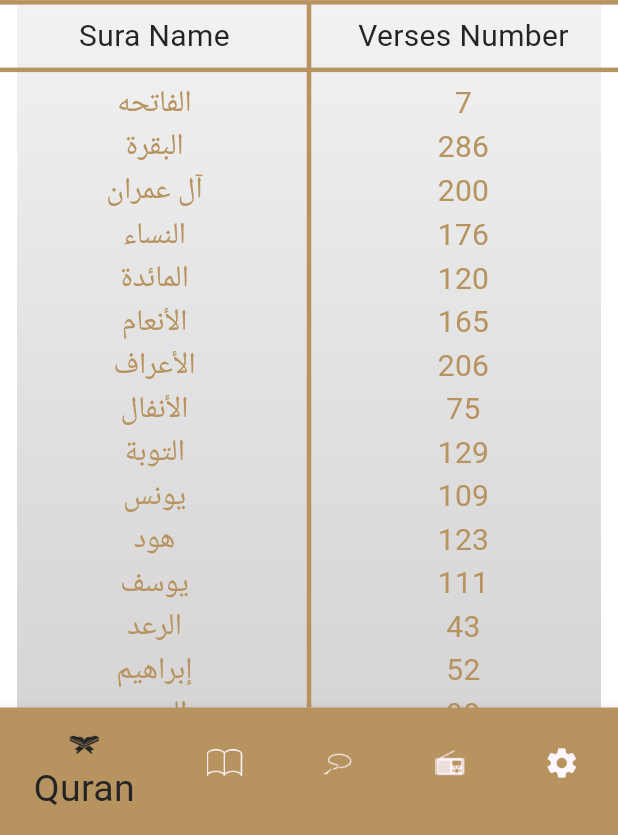
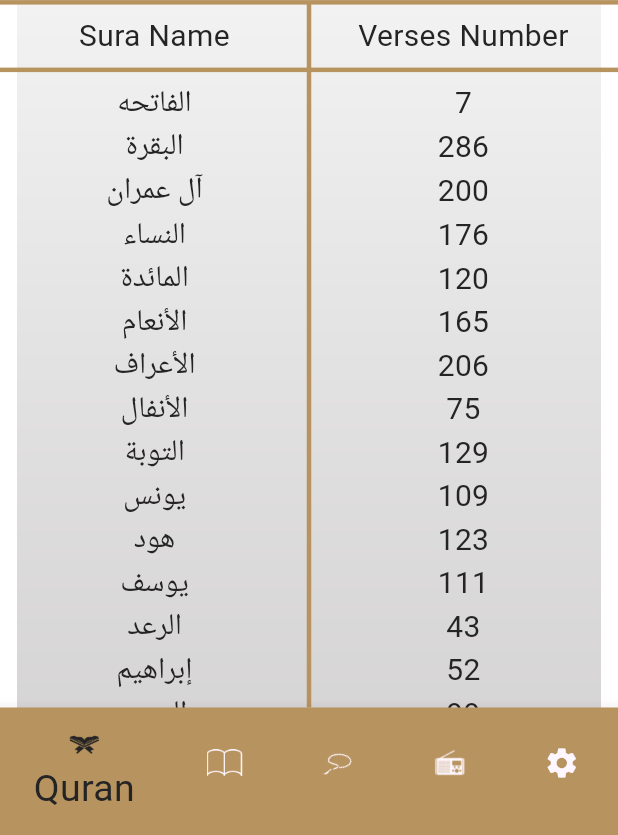
Before and after one commit to WaheedMoustafa/Master, a Flutter app: the screen it shows after launch, on a phone screen of 412 x 824 dp, the part 401-1236 px from its top. Run offline on Flutter 3.47's test engine with Material 3 defaults, Android fonts, the phone set to English and light mode, and no system bars; our stand-ins replace shared_preferences; generated files the repository leaves out were written again.

Commit message:
islami save theme . islami save language.

```diff
--- a/lib/providers/language_provider.dart
+++ b/lib/providers/language_provider.dart
@@ -2,13 +2,21 @@ import 'package:flutter/material.dart';
 import 'package:shared_preferences/shared_preferences.dart';
 
 class LanguageProvider extends ChangeNotifier{
-  String currentLanguage = "en";
+  String pref;
+  LanguageProvider({required this.pref});
+
+  late String currentLanguage = pref;
 
   set setNewLanguage(String newLanguage){
     currentLanguage = newLanguage;
+    _saveData();
     notifyListeners();
   }
 
-   LanguageProvider({required String pref});
+  Future <void> _saveData() async{
+    SharedPreferences prefs = await SharedPreferences.getInstance();
+    prefs.setString('language',currentLanguage);
+
+  }
 
 }
--- a/lib/providers/theme_provider.dart
+++ b/lib/providers/theme_provider.dart
@@ -1,20 +1,28 @@
 import 'package:flutter/material.dart';
 import 'package:islami_app/ui/utils/color_app.dart';
+import 'package:shared_preferences/shared_preferences.dart';
 
 class ThemeProvider extends ChangeNotifier {
+  bool pref ;
 
-  ThemeProvider({required bool pref});
+  ThemeProvider({required  this.pref});
 
-  ThemeMode currentThemeMode = ThemeMode.light;
+  late ThemeMode currentThemeMode = pref ? ThemeMode.dark : ThemeMode.light;
 
   bool get isDarkThemeEnabled =>  currentThemeMode == ThemeMode.dark;
 
   set newTheme (ThemeMode themeMode) {
     currentThemeMode = themeMode;
+    _saveTheme();
     notifyListeners();
   }
 
   Color get primary => isDarkThemeEnabled? AppColors.primaryDark : AppColors.primary;
+  Future <void> _saveTheme() async{
+    SharedPreferences prefs = await SharedPreferences.getInstance();
+    prefs.setBool('isDark' , isDarkThemeEnabled);
+
+  }
 
 
 
--- a/lib/ui/screens/home/ahadeth/ahadeth_content.dart
+++ b/lib/ui/screens/home/ahadeth/ahadeth_content.dart
@@ -53,7 +53,7 @@ class _HadethContentState extends State<HadethContent> {
           ),
           child: SingleChildScrollView(
             child: Text(hadethContent,
-              style: TextStyle(fontSize: 20 , fontWeight: FontWeight.w400, color: themeProvider.isDarkThemeEnabled? AppColors.white: AppColors.accent,),
+              style: TextStyle(fontSize: 20 , fontWeight: FontWeight.w400, color: themeProvider.isDarkThemeEnabled? AppColors.accentDark: AppColors.accent,),
               textAlign: TextAlign.center,
               textDirection: TextDirection.rtl,
             ),
--- a/lib/ui/screens/home/quran/quran.dart
+++ b/lib/ui/screens/home/quran/quran.dart
@@ -45,7 +45,31 @@ class _QuranState extends State<Quran> {
                           color: themeProvider.isDarkThemeEnabled? AppColors.white: AppColors.accent,fontSize: 20),textAlign: TextAlign.center,)),
                     ],),
                     buildDivider(),
-                    buildSuraList(),
+                    Expanded(
+            flex: 7,
+            child: ListView.builder(
+                itemCount: Constants.suraNames.length,
+                itemBuilder: (context , index){
+                  return InkWell(
+                    onTap: (){
+                      ScreenArgs arguments = ScreenArgs(
+                          fileName:"${index+1}.txt" ,
+                          name:Constants.suraNames[index] );
+                      Navigator.pushNamed(context, QuranContent.routeName,arguments: arguments);
+
+                    },
+                    child: Row(
+                      children: [
+                        Expanded(child: Text(Constants.suraNames[index],
+                          style: TextStyle(color:themeProvider.isDarkThemeEnabled? AppColors.white: AppColors.accent,fontSize: 20),textAlign: TextAlign.center,)),
+                        Expanded(child: Text(Constants.versesNumber[index].toString(),
+                          style: TextStyle(color:themeProvider.isDarkThemeEnabled? AppColors.white: AppColors.accent,fontSize: 20),textAlign: TextAlign.center,)),
+                      ],
+                    ),
+                  );
+                }
+
+            ),),
                   ],
                 ),
 
@@ -64,31 +88,31 @@ class _QuranState extends State<Quran> {
       );
 
   }
-  Expanded buildSuraList()=> Expanded(
-    flex: 7,
-    child: ListView.builder(
-      itemCount: Constants.suraNames.length,
-      itemBuilder: (context , index){
-        return InkWell(
-          onTap: (){
-            ScreenArgs arguments = ScreenArgs(
-                fileName:"${index+1}.txt" ,
-                name:Constants.suraNames[index] );
-            Navigator.pushNamed(context, QuranContent.routeName,arguments: arguments);
-
-          },
-          child: Row(
-            children: [
-              Expanded(child: Text(Constants.suraNames[index],
-                style: TextStyle(color: AppColors.primary,fontSize: 20),textAlign: TextAlign.center,)),
-              Expanded(child: Text(Constants.versesNumber[index].toString(),
-                style: TextStyle(color: AppColors.primary,fontSize: 20),textAlign: TextAlign.center,)),
-            ],
-          ),
-        );
-      }
-
-  ),);
+ //  Expanded buildSuraList()=> Expanded(
+ //    flex: 7,
+ //    child: ListView.builder(
+ //      itemCount: Constants.suraNames.length,
+ //      itemBuilder: (context , index){
+ //        return InkWell(
+ //          onTap: (){
+ //            ScreenArgs arguments = ScreenArgs(
+ //                fileName:"${index+1}.txt" ,
+ //                name:Constants.suraNames[index] );
+ //            Navigator.pushNamed(context, QuranContent.routeName,arguments: arguments);
+ //
+ //          },
+ //          child: Row(
+ //            children: [
+ //              Expanded(child: Text(Constants.suraNames[index],
+ //                style: TextStyle(color: AppColors.primary,fontSize: 20),textAlign: TextAlign.center,)),
+ //              Expanded(child: Text(Constants.versesNumber[index].toString(),
+ //                style: TextStyle(color:themeProvider.isDarkThemeEnabled? AppColors.white: AppColors.accent,fontSize: 20),textAlign: TextAlign.center,)),
+ //            ],
+ //          ),
+ //        );
+ //      }
+ //
+ //   ),);
   Divider buildDivider()=> const Divider(thickness: 3,color: AppColors.primary,);
   Expanded buildImage()=> Expanded(flex : 3 , child: Container(child: Image(image: AssetImage(AppImages.quranScr))));
 
--- a/lib/ui/screens/home/quran/quran_content.dart
+++ b/lib/ui/screens/home/quran/quran_content.dart
@@ -53,7 +53,7 @@ class _QuranContentState extends State<QuranContent> {
           ),
           child: SingleChildScrollView(
             child: Text(suraContent,
-              style: TextStyle(color:themeProvider.isDarkThemeEnabled? AppColors.white: AppColors.accent,fontSize: 20 , fontWeight: FontWeight.w400),
+              style: TextStyle(color:themeProvider.isDarkThemeEnabled? AppColors.accentDark: AppColors.accent,fontSize: 20 , fontWeight: FontWeight.w400),
               textAlign: TextAlign.center,
               textDirection: TextDirection.rtl,
               ),
--- a/lib/ui/screens/home/settings/settings.dart
+++ b/lib/ui/screens/home/settings/settings.dart
@@ -59,7 +59,6 @@ class _IslamiSettingsState extends State<IslamiSettings> {
                     value: themeProvider.isDarkThemeEnabled,
                     onChanged: (newValue){
                       themeProvider.newTheme = newValue?ThemeMode.dark : ThemeMode.light ;
-                       setData();
                       setState(() {
 
                       });
@@ -71,11 +70,6 @@ class _IslamiSettingsState extends State<IslamiSettings> {
       ),
     );
   }
-  Future <void> setData() async{
-    SharedPreferences prefs = await SharedPreferences.getInstance();
-    prefs.setBool('isDark' , themeProvider.isDarkThemeEnabled);
-    prefs.setString('language',languageProvider.currentLanguage);
 
-  }
 
 }
```
Also changed, not shown: lib/ui/screens/home/ahadeth/ahadeth.dart (+44 -22 lines), lib/ui/screens/home/sebha/sebha.dart (+14 -5 lines), assets/images/splashDark.png (added).
